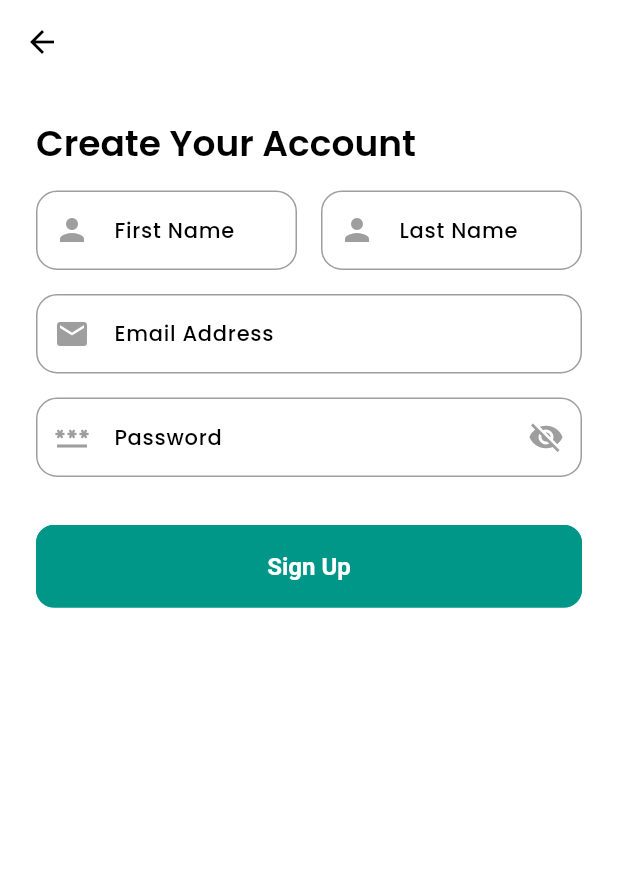
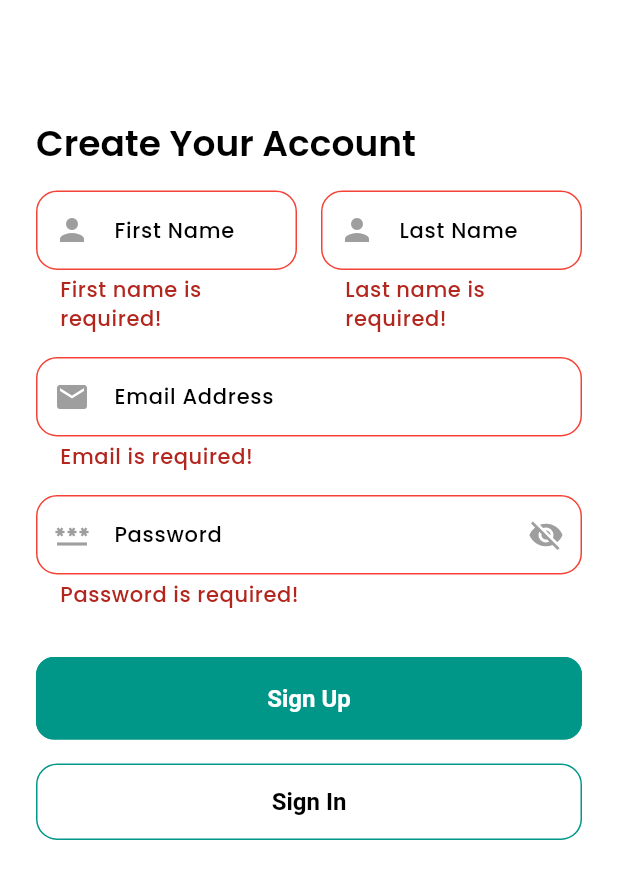
Before and after one commit to salmamuzam/theAaliyahsCollection, a Flutter app: the SignUpScreen screen opened directly, after a tap on "Sign Up", on a phone screen of 412 x 824 dp. Shown: the top 879 px of the screen. Run offline on Flutter 3.47's test engine with Material 3 defaults, Android fonts, the phone set to English and light mode, and no system bars.

Commit message:
Login, Sign Up Validation, Defining Product List

```diff
--- /dev/null
+++ b/lib/data/models/productListItem.dart
@@ -0,0 +1,15 @@
+class ProductListItem {
+  final String id;
+  final String name;
+  final String description;
+  final int price;
+  final String imageUrl;
+
+  ProductListItem({
+    required this.id,
+    required this.name,
+    required this.description,
+    required this.price,
+    required this.imageUrl,
+  });
+}
--- a/lib/features/authentication/screens/signUp/widgets/signUpForm.dart
+++ b/lib/features/authentication/screens/signUp/widgets/signUpForm.dart
@@ -1,94 +1,129 @@
 import 'package:flutter/material.dart';
-import 'package:the_aaliyahs_collection/features/authentication/screens/signUp/signUp.dart';
+import 'package:the_aaliyahs_collection/features/authentication/screens/login/login.dart';
 import 'package:the_aaliyahs_collection/utils/constants/sizes.dart';
+import 'package:the_aaliyahs_collection/utils/validators/validator.dart';
 
 /// This widget is the signup form used in the SignUp screen.
 /// It includes fields for first name, last name, email, password, and a Sign Up button.
-class AaliyahSignUpForm extends StatelessWidget {
+class AaliyahSignUpForm extends StatefulWidget {
   const AaliyahSignUpForm({super.key});
+
+  @override
+  State<AaliyahSignUpForm> createState() => _AaliyahSignUpFormState();
+}
+
+class _AaliyahSignUpFormState extends State<AaliyahSignUpForm> {
+  final _formKey = GlobalKey<FormState>();
+  bool _obscurePassword = true;
+
+  final TextEditingController _emailController = TextEditingController();
+  final TextEditingController _passwordController = TextEditingController();
+
+  @override
+  void dispose() {
+    _emailController.dispose();
+    _passwordController.dispose();
+    super.dispose();
+  }
 
   @override
   Widget build(BuildContext context) {
     return Form(
-      // Form groups input fields together (can later add validation)
+      key: _formKey,
       child: Column(
         children: [
-          // -------------------------
           // First & Last Name Row
-          // -------------------------
           Row(
             children: [
-              // First Name Input
               Expanded(
-                // Expanded makes the field take available space equally
                 child: TextFormField(
                   decoration: const InputDecoration(
-                    labelText: "First Name", // Label inside the field
-                    prefixIcon: Icon(Icons.person), // Small person icon
+                    labelText: "First Name",
+                    prefixIcon: Icon(Icons.person),
                   ),
+                  validator: AaliyahValidator.validateFirstName,
                 ),
               ),
               const SizedBox(width: AaliyahSizes.spaceBtwInputFields),
-              // Small space between first and last name fields
-
-              // Last Name Input
               Expanded(
                 child: TextFormField(
                   decoration: const InputDecoration(
                     labelText: "Last Name",
                     prefixIcon: Icon(Icons.person),
                   ),
+                  validator: AaliyahValidator.validateLastName,
                 ),
               ),
             ],
           ),
+          const SizedBox(height: AaliyahSizes.spaceBtwInputFields),
 
-          const SizedBox(height: AaliyahSizes.spaceBtwInputFields),
-          // Space between name row and email field
-
-          // -------------------------
           // Email Input
-          // -------------------------
           TextFormField(
+            controller: _emailController,
+            keyboardType: TextInputType.emailAddress,
             decoration: const InputDecoration(
               labelText: "Email Address",
               prefixIcon: Icon(Icons.email),
             ),
+            validator: AaliyahValidator.validateEmail,
           ),
+          const SizedBox(height: AaliyahSizes.spaceBtwInputFields),
 
-          const SizedBox(height: AaliyahSizes.spaceBtwInputFields),
-          // Space between email and password
+          // Password Input
+          TextFormField(
+            controller: _passwordController,
+            obscureText: _obscurePassword,
+            decoration: InputDecoration(
+              prefixIcon: const Icon(Icons.password),
+              labelText: "Password",
+              suffixIcon: IconButton(
+                icon: Icon(
+                  _obscurePassword ? Icons.visibility_off : Icons.visibility,
+                ),
+                onPressed: () {
+                  setState(() {
+                    _obscurePassword = !_obscurePassword;
+                  });
+                },
+              ),
+            ),
+            validator: AaliyahValidator.validatePassword,
+          ),
+          const SizedBox(height: AaliyahSizes.spaceBtwSections),
 
-          // -------------------------
-          // Password Input
-          // -------------------------
-          TextFormField(
-            obscureText: true, // Hide password characters
-            decoration: const InputDecoration(
-              labelText: "Password",
-              prefixIcon: Icon(Icons.password),
-              suffixIcon: Icon(Icons.visibility_off),
-              // This icon could be used to toggle password visibility
+          // Sign Up Button
+          SizedBox(
+            width: double.infinity,
+            child: ElevatedButton(
+              onPressed: () {
+                if (_formKey.currentState!.validate()) {
+                  // Navigate to LoginScreen after successful signup
+                  Navigator.pushReplacement(
+                    context,
+                    MaterialPageRoute(
+                      builder: (context) => const LoginScreen(),
+                    ),
+                  );
+                }
+              },
+              child: const Text("Sign Up"),
             ),
           ),
 
-          const SizedBox(height: AaliyahSizes.spaceBtwSections),
-          // Bigger space before the Sign Up button
+          const SizedBox(height: AaliyahSizes.spaceBtwItems),
 
-          // -------------------------
-          // Sign Up Button
-          // -------------------------
+          // Optional: Sign In Button
           SizedBox(
-            width: double.infinity, // button takes full width
-            child: ElevatedButton(
+            width: double.infinity,
+            child: OutlinedButton(
               onPressed: () {
-                // For now, it just navigates to the SignUpScreen (replace with your logic later)
                 Navigator.pushReplacement(
                   context,
-                  MaterialPageRoute(builder: (context) => const SignUpScreen()),
+                  MaterialPageRoute(builder: (context) => const LoginScreen()),
                 );
               },
-              child: const Text("Sign Up"),
+              child: const Text("Sign In"),
             ),
           ),
         ],
--- a/lib/utils/validators/validator.dart
+++ b/lib/utils/validators/validator.dart
@@ -1,24 +1,52 @@
 class AaliyahValidator {
+  // =========================
+  // First Name Validation
+  // =========================
+  static String? validateFirstName(String? value) {
+    if (value == null || value.isEmpty) {
+      return "First name is required!";
+    }
+
+    // Optional: only allow letters and spaces
+    if (!RegExp(r'^[a-zA-Z\s]+$').hasMatch(value)) {
+      return "First name can only contain letters!";
+    }
+
+    return null;
+  }
+
+  // =========================
+  // Last Name Validation
+  // =========================
+  static String? validateLastName(String? value) {
+    if (value == null || value.isEmpty) {
+      return "Last name is required!";
+    }
+
+    // Optional: only allow letters and spaces
+    if (!RegExp(r'^[a-zA-Z\s]+$').hasMatch(value)) {
+      return "Last name can only contain letters!";
+    }
+
+    return null;
+  }
+
   // =========================
   // Email Validation
   // =========================
   static String? validateEmail(String? value) {
-    // Check if the field is empty
     if (value == null || value.isEmpty) {
       return "Email is required!";
     }
 
-    // Regular expression (pattern) to match a valid email
     final emailRegExp = RegExp(
       r'^[a-zA-Z0-9._%+-]+@[a-zA-Z0-9.-]+\.[a-zA-Z]{2,}$',
     );
 
-    // Check if the input matches the email pattern
     if (!emailRegExp.hasMatch(value)) {
       return 'Invalid email address!';
     }
 
-    // If everything is fine, return null (no error)
     return null;
   }
 
@@ -26,32 +54,26 @@ class AaliyahValidator {
   // Password Validation
   // =========================
   static String? validatePassword(String? value) {
-    // Check if the field is empty
     if (value == null || value.isEmpty) {
       return 'Password is required!';
     }
 
-    // Check for minimum password length
     if (value.length < 8) {
       return 'Password must be at least 8 characters long!';
     }
 
-    // Check for at least one uppercase letter
     if (!value.contains(RegExp(r'[A-Z]'))) {
       return 'Password must contain at least one uppercase letter!';
     }
 
-    // Check for at least one number
     if (!value.contains(RegExp(r'[0-9]'))) {
       return 'Password must contain at least one number!';
     }
 
-    // Check for at least one special character
     if (!value.contains(RegExp(r'[!@#$%^&(),.?":{}|<>]'))) {
       return 'Password must contain at least one special character!';
     }
 
-    // If all conditions are met, return null (no error)
     return null;
   }
 }
```
Also changed, not shown: lib/data/repositories/productList.dart (added, +109 -0 lines), lib/features/authentication/screens/login/widgets/loginForm.dart (+50 -27 lines), lib/features/shops/screens/home/widgets/home.dart (+3 -7 lines), assets/images/burgundy_mist_jersey.webp (added), assets/images/frayed_crinkle_hijab_purple.webp (added), assets/images/luxury_crinkle_chiffon.webp (added), assets/images/luxury_georgette_dainty_black.webp (added), assets/images/luxury_organza_blush.webp (added), assets/images/luxury_printed_celestial_mirage.webp (added), assets/images/luxury_tie_die_sunkissed_dune.webp (added), assets/images/luxury_tie_dye_chiffon_smoked_orchid.webp (added), assets/images/premium_maxi_modal_sesame.webp (added), assets/images/premium_viscose_trench_coat.webp (added), lib/utils/constants/textStrings.dart (added).
